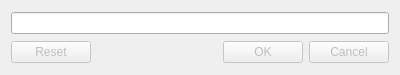
Before: the Qt Designer form ui/urldialog.ui in Alir3z4/yoDownet, drawn with Qt 5.
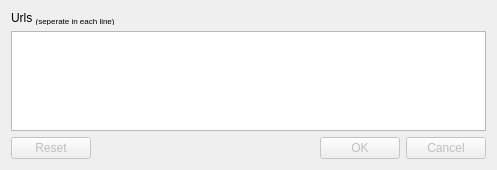
After: the same form once the commit is applied. Icons and pictures are not drawn.

Commit message: add a QPlainTextEdit to UrlDialog to input multi urls at time ;) But now just in the UI.

What changed in the file:
```diff
--- a/ui/urldialog.ui
+++ b/ui/urldialog.ui
@@ -6,8 +6,8 @@
    <rect>
     <x>0</x>
     <y>0</y>
-    <width>400</width>
-    <height>75</height>
+    <width>497</width>
+    <height>170</height>
    </rect>
   </property>
   <property name="minimumSize">
@@ -19,7 +19,7 @@
   <property name="maximumSize">
    <size>
     <width>499</width>
-    <height>75</height>
+    <height>172</height>
    </size>
   </property>
   <property name="windowTitle">
@@ -35,9 +35,16 @@
   </property>
   <layout class="QGridLayout" name="urlDialogGridLayout">
    <item row="0" column="0">
-    <widget class="QLineEdit" name="urlEdit"/>
+    <widget class="QLabel" name="urlsLabel">
+     <property name="text">
+      <string>Urls &lt;span style=&quot; vertical-align:sub;&quot;&gt;(seperate in each line)&lt;/span&gt;</string>
+     </property>
+    </widget>
    </item>
    <item row="1" column="0">
+    <widget class="QPlainTextEdit" name="urlsTextEdit"/>
+   </item>
+   <item row="2" column="0">
     <widget class="QDialogButtonBox" name="buttonBox">
      <property name="enabled">
       <bool>false</bool>
```
Left out of the diff: 2 changed lines with no effect on the pictures.
